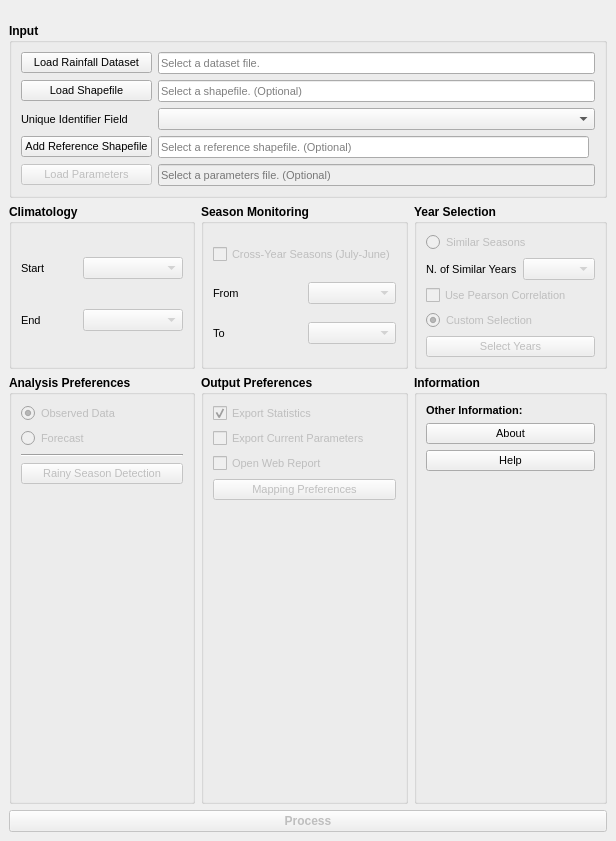
Old version of the form ui/smpg_dialog_base.ui in the repository JuanPDiazL/SMPG.
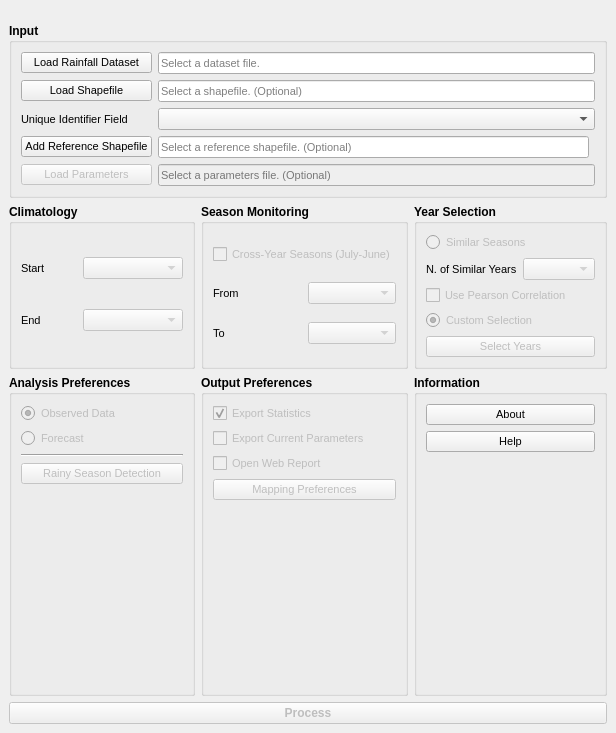
New version of the form. Icons and pictures are not drawn.

Commit message: remove useless label

Patch:
```diff
--- a/ui/smpg_dialog_base.ui
+++ b/ui/smpg_dialog_base.ui
@@ -7,7 +7,7 @@
     <x>0</x>
     <y>0</y>
     <width>616</width>
-    <height>841</height>
+    <height>733</height>
    </rect>
   </property>
   <property name="sizePolicy">
@@ -790,21 +790,7 @@
          <string>Information</string>
         </property>
         <layout class="QGridLayout" name="gridLayout_11">
-         <item row="1" column="0">
-          <widget class="QLabel" name="label_4">
-           <property name="font">
-            <font>
-             <pointsize>8</pointsize>
-             <weight>75</weight>
-             <bold>true</bold>
-            </font>
-           </property>
-           <property name="text">
-            <string>Other Information:</string>
-           </property>
-          </widget>
-         </item>
-         <item row="4" column="0">
+         <item row="3" column="0">
           <spacer name="verticalSpacer">
            <property name="orientation">
             <enum>Qt::Vertical</enum>
@@ -817,7 +803,7 @@
            </property>
           </spacer>
          </item>
-         <item row="3" column="0">
+         <item row="2" column="0">
           <widget class="QPushButton" name="helpButton">
            <property name="font">
             <font>
@@ -831,7 +817,7 @@
            </property>
           </widget>
          </item>
-         <item row="2" column="0">
+         <item row="1" column="0">
           <widget class="QPushButton" name="aboutButton">
            <property name="font">
             <font>
```
